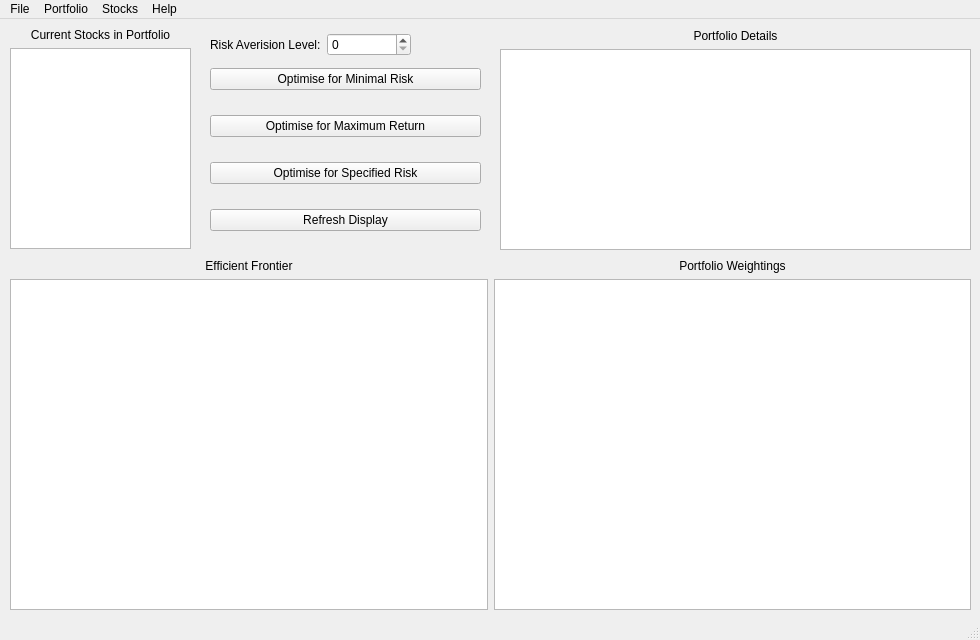
Qt form Gui/MainWindow.ui (TheGraeme95/Markowitz-Portfolio-Optimiser) before a commit.
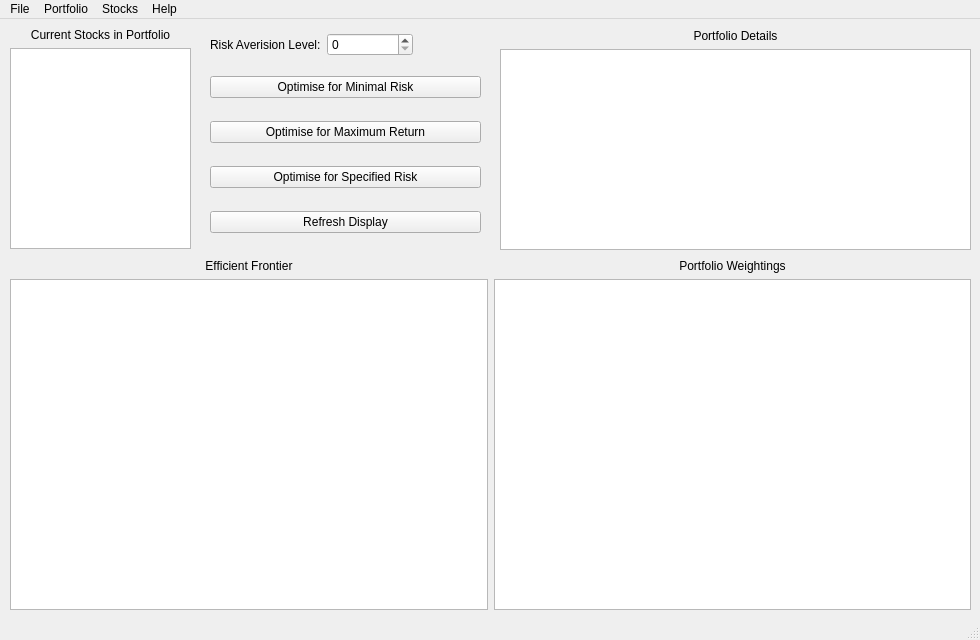
The same form after that commit.

The edit to the form file:
```diff
--- a/Gui/MainWindow.ui
+++ b/Gui/MainWindow.ui
@@ -86,9 +86,9 @@
     <property name="geometry">
      <rect>
       <x>210</x>
-      <y>30</y>
+      <y>40</y>
       <width>271</width>
-      <height>201</height>
+      <height>191</height>
      </rect>
     </property>
     <layout class="QVBoxLayout" name="verticalLayout_6">
@@ -127,7 +127,7 @@
      <rect>
       <x>210</x>
       <y>10</y>
-      <width>201</width>
+      <width>203</width>
       <height>31</height>
      </rect>
     </property>
```
Left out of the diff: 2 changed lines with no effect on the pictures.
